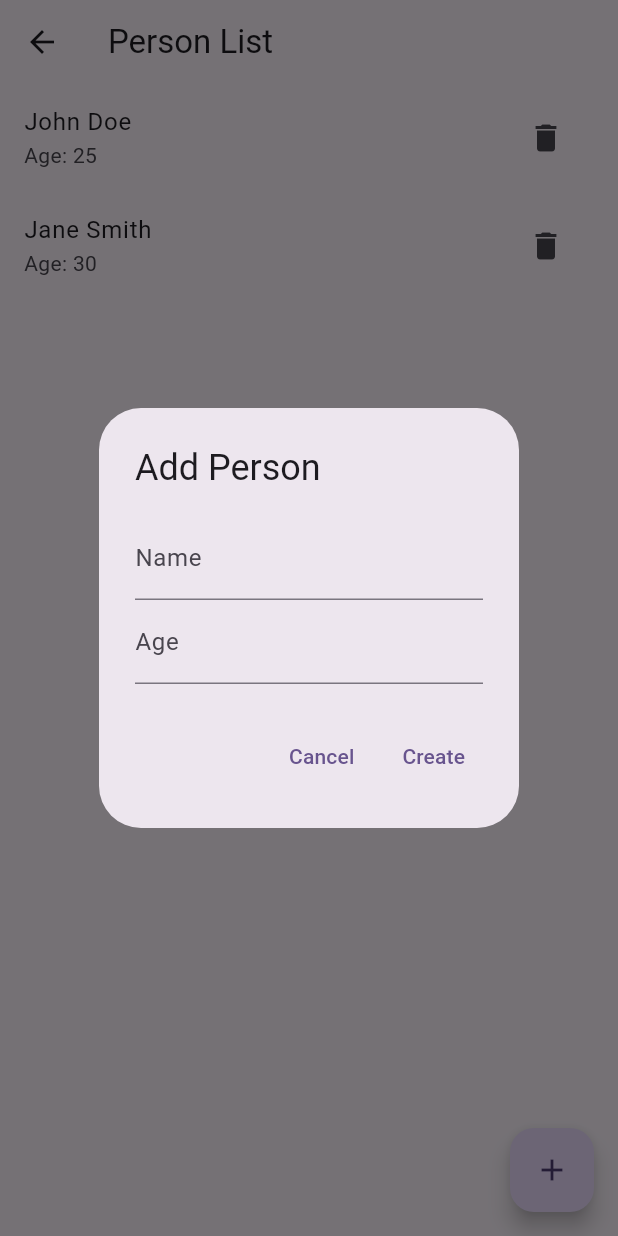
After one commit to Zed65pro/riverpod_example, a Flutter app: the PersonListView screen opened directly, after a tap on the "add" icon, on a phone screen of 412 x 824 dp. The commit adds this screen. Run offline on Flutter 3.47's test engine with Material 3 defaults, Android fonts, the phone set to English and light mode, and no system bars; our stand-ins replace flutter_riverpod, riverpod_annotation; generated files the repository leaves out were written again.

Commit message:
Add form using notifier and async operations with also internal variable

```diff
--- /dev/null
+++ b/lib/pages/form_person_example/controller/person_notifier.dart
@@ -0,0 +1,78 @@
+import 'package:riverpod_annotation/riverpod_annotation.dart';
+import '../models/person_model.dart';
+part 'person_notifier.g.dart';
+
+@riverpod
+class PersonListNotifier extends _$PersonListNotifier {
+  // Can use local states to update ui accordingly need to be in ref.watch scope tho
+  bool isAdding = false;
+  bool isUpdating = false;
+  bool isDeleting = false;
+
+  // Simulate fetching people from an API
+  @override
+  Future<List<Person>> build() async {
+    await Future.delayed(const Duration(seconds: 2), () {}); // Simulating API delay
+    return [
+      Person(name: 'John Doe', age: 25),
+      Person(name: 'Jane Smith', age: 30),
+    ];
+  }
+
+  // Simulate adding a person via an API call
+  Future<void> addPerson(String name, int age) async {
+    isAdding = true;
+    state = AsyncValue.data(state.value ?? []); // Show current data
+
+    // Simulate the delay for an API call
+    await Future.delayed(const Duration(seconds: 1));
+
+    final currentPeople = state.value ?? [];
+
+    // Create the new person and update the state with the new list
+    final newPerson = Person(name: name, age: age);
+    state = AsyncValue.data([...currentPeople, newPerson]);
+
+    isAdding = false; // Reset loading state
+  }
+
+  // Simulate updating a person via an API call
+  Future<void> updatePerson(int index, String name, int age) async {
+    // Set the state to loading while waiting for the operation to complete
+    isUpdating = true;
+    state = AsyncValue.data(state.value ?? []); // Show current data
+
+    // Simulate the delay for an API call
+    await Future.delayed(const Duration(seconds: 1));
+
+    // Retrieve the current list from the state if available
+    final currentPeople = state.value ?? [];
+
+    // Update the person at the specified index
+    final updatedPerson = Person(name: name, age: age);
+    state = AsyncValue.data([
+      for (int i = 0; i < currentPeople.length; i++)
+        if (i == index) updatedPerson else currentPeople[i]
+    ]);
+
+    isUpdating = false; // Reset loading state
+  }
+
+  // Simulate deleting a person via an API call
+  Future<void> deletePerson(int index) async {
+    // Set the state to loading while waiting for the operation to complete
+    isDeleting = true;
+    state = AsyncValue.data(state.value ?? []); // Show current data
+
+    // Simulate the delay for an API call
+    await Future.delayed(const Duration(seconds: 1));
+
+    // Retrieve the current list from the state if available
+    final currentPeople = state.value ?? [];
+
+    // Remove the person at the specified index and update the state
+    state = AsyncValue.data([...currentPeople]..removeAt(index));
+
+    isDeleting = false; // Reset loading state
+  }
+}
--- /dev/null
+++ b/lib/pages/form_person_example/models/person_model.dart
@@ -0,0 +1,13 @@
+class Person {
+  final String name;
+  final int age;
+
+  Person({required this.name, required this.age});
+
+  Person copyWith({String? name, int? age}) {
+    return Person(
+      name: name ?? this.name,
+      age: age ?? this.age,
+    );
+  }
+}
--- /dev/null
+++ b/lib/pages/form_person_example/views/person_view.dart
@@ -0,0 +1,50 @@
+import 'package:flutter/material.dart';
+import 'package:flutter_riverpod/flutter_riverpod.dart';
+import '../controller/person_notifier.dart';
+import '../widgets/person_dialog.dart';
+
+class PersonListView extends ConsumerWidget {
+  const PersonListView({super.key});
+
+  @override
+  Widget build(BuildContext context, WidgetRef ref) {
+    final asyncPeople = ref.watch(personListNotifierProvider);
+    final personNotifier = ref.read(personListNotifierProvider.notifier);
+
+    return Scaffold(
+      appBar: AppBar(title: const Text('Person List')),
+      body: asyncPeople.when(
+        data: (people) {
+          return ListView.builder(
+            itemCount: people.length,
+            itemBuilder: (context, index) {
+              final person = people[index];
+              return ListTile(
+                title: Text(person.name),
+                subtitle: Text('Age: ${person.age}'),
+                onTap: () => showPersonDialog(context, ref, person, index),
+                trailing: IconButton(
+                  icon: const Icon(Icons.delete),
+                  onPressed: personNotifier.isDeleting
+                      ? null // Disable delete button while deleting
+                      : () => personNotifier.deletePerson(index),
+                ),
+                // Show personalized loading indicator for deletion
+                leading: personNotifier.isDeleting ? const CircularProgressIndicator() : null,
+              );
+            },
+          );
+        },
+        loading: () => const Center(child: CircularProgressIndicator()),
+        error: (error, _) => Center(child: Text('Error: $error')),
+      ),
+      // Update the floating action button on the PersonListView
+      floatingActionButton: personNotifier.isAdding
+          ? const CircularProgressIndicator()
+          : FloatingActionButton(
+              onPressed: () => showPersonDialog(context, ref, null, -1),
+              child: const Icon(Icons.add),
+            ),
+    );
+  }
+}
--- /dev/null
+++ b/lib/pages/form_person_example/widgets/person_dialog.dart
@@ -0,0 +1,51 @@
+import 'package:flutter/material.dart';
+import 'package:flutter_riverpod/flutter_riverpod.dart';
+import '../controller/person_notifier.dart';
+import '../models/person_model.dart';
+
+void showPersonDialog(BuildContext context, WidgetRef ref, Person? person, int index) {
+  final nameController = TextEditingController(text: person?.name);
+  final ageController = TextEditingController(text: person != null ? person.age.toString() : '');
+
+  showDialog(
+    context: context,
+    builder: (context) {
+      return AlertDialog(
+        title: Text(person == null ? 'Add Person' : 'Edit Person'),
+        content: Column(
+          mainAxisSize: MainAxisSize.min,
+          children: [
+            TextField(
+              controller: nameController,
+              decoration: const InputDecoration(labelText: 'Name'),
+            ),
+            TextField(
+              controller: ageController,
+              decoration: const InputDecoration(labelText: 'Age'),
+              keyboardType: TextInputType.number,
+            ),
+          ],
+        ),
+        actions: [
+          TextButton(
+            onPressed: () {
+              Navigator.of(context).pop();
+            },
+            child: const Text('Cancel'),
+          ),
+          TextButton(
+            onPressed: () {
+              if (person == null) {
+                ref.read(personListNotifierProvider.notifier).addPerson(nameController.text, int.parse(ageController.text));
+              } else {
+                ref.read(personListNotifierProvider.notifier).updatePerson(index, nameController.text, int.parse(ageController.text));
+              }
+              Navigator.of(context).pop();
+            },
+            child: Text(person == null ? 'Create' : 'Update'),
+          ),
+        ],
+      );
+    },
+  );
+}
--- a/lib/pages/future_example/views/items_screen.dart
+++ b/lib/pages/future_example/views/items_screen.dart
@@ -8,7 +8,7 @@ class ItemsView extends ConsumerWidget {
   @override
   Widget build(BuildContext context, WidgetRef ref) {
     // Watch the ItemsNotifier provider to get the list of items
-    final itemsAsync = ref.watch(itemsNotifierProvider);
+    final itemsAsync = ref.watch(itemsProvider);
 
     return Scaffold(
       appBar: AppBar(
@@ -46,9 +46,9 @@ class ItemsView extends ConsumerWidget {
         return AlertDialog(
           title: Text(item),
           content: Consumer(builder: (context, ref, child) {
-            final itemDetailAsync = ref.watch(itemDetailNotifierProvider(item));
+            final itemDetailAsync = ref.watch(itemDetailProvider(item));
             return itemDetailAsync.when(
-              data: (detail) => Text(detail),
+              data: (detail) => Text(detail.join(' ')),
               loading: () => const CircularProgressIndicator(),
               error: (err, stack) => Text('Error: $err'),
             );
```
Also changed, not shown: lib/pages/counter/views/counter_screen.dart (+9 -0 lines), lib/pages/future_example/controller/items_notifier.dart (+15 -15 lines), lib/pages/form_person_example/controller/person_notifier.g.dart (added), lib/pages/future_example/controller/items_notifier.g.dart.
